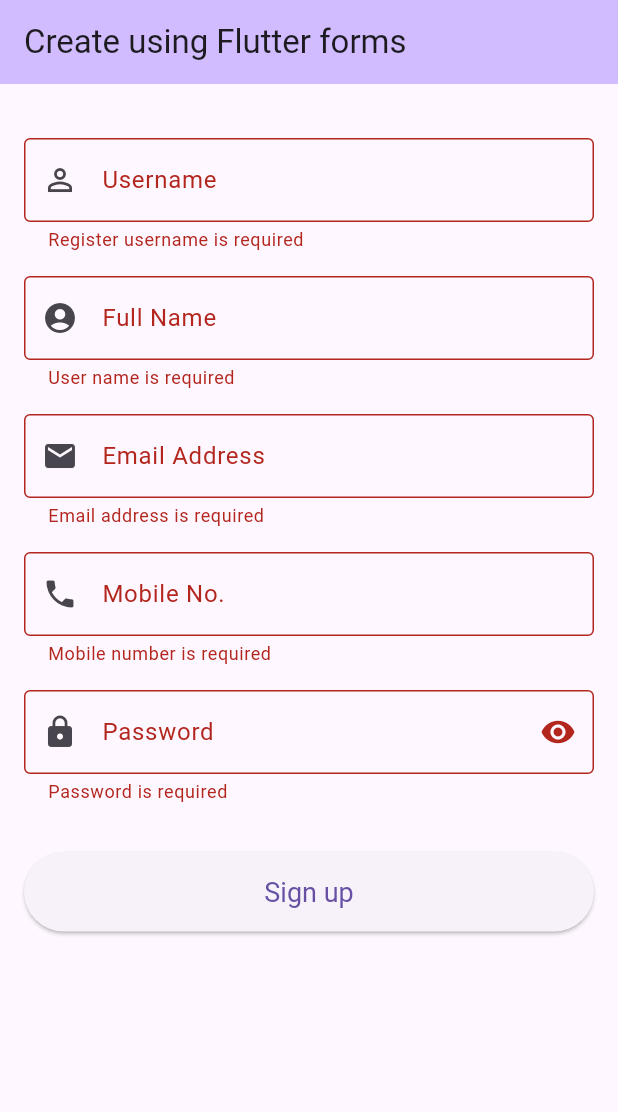
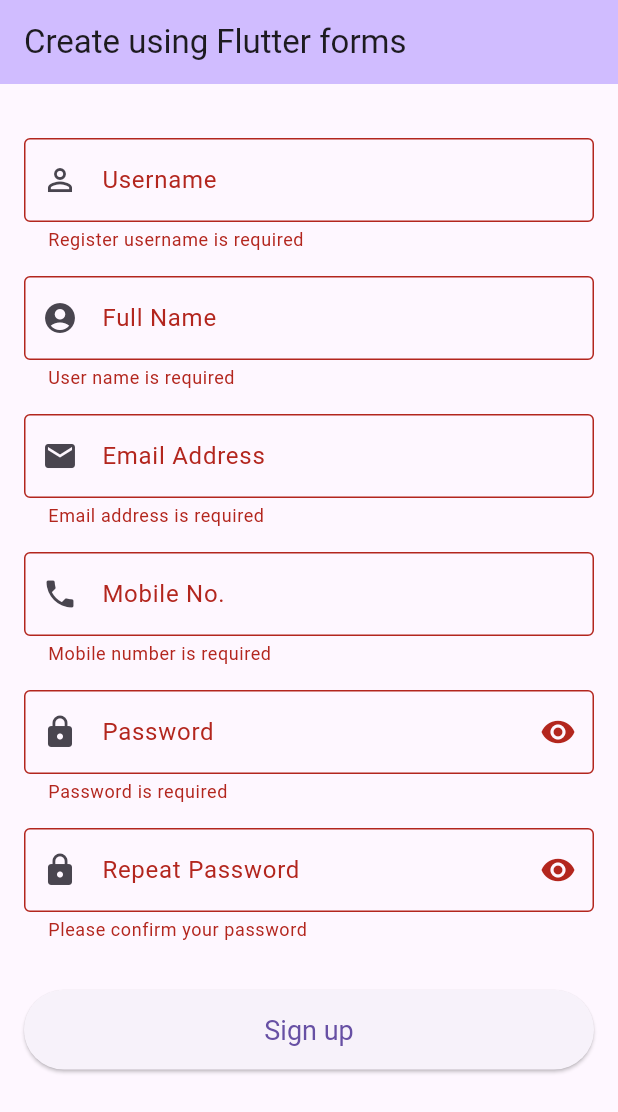
Before and after one commit to Neil-urk12/mobile-programming, a Flutter app: the screen it shows after launch, after a tap on "Sign up", on a phone screen of 412 x 824 dp. Shown: the top 1112 px of the screen. Run offline on Flutter 3.47's test engine with Material 3 defaults, Android fonts, the phone set to English and light mode, and no system bars.

Commit message:
feat: add repeat password field with real-time validation to registration form
- added repeat password text field with confirmation validation
- implement listeners for live password matching validation with ui
- add password match indicator that shows checkmark when passwords match
- clear repeat password field on submission and deispose it

```diff
--- a/lib/main.dart
+++ b/lib/main.dart
@@ -29,9 +29,11 @@ class _RegistrationFormState extends State<RegistrationForm> {
   final TextEditingController _emailController = TextEditingController();
   final TextEditingController _mobileController = TextEditingController();
   final TextEditingController _passwordController = TextEditingController();
+  final TextEditingController _repeatPasswordController = TextEditingController();
 
   bool _isLoading = false;
   bool _obscurePassword = true;
+  bool _passwordsMatch = true;
 
   // Validation regex patterns
   static const String _usernamePattern = r'^[a-zA-Z0-9_-]{3,20}$';
@@ -85,8 +87,20 @@ class _RegistrationFormState extends State<RegistrationForm> {
     if (value == null || value.isEmpty) {
       return 'Password is required';
     }
+
     if (!RegExp(_passwordPattern).hasMatch(value)) {
       return 'Password must be at least 8 characters with uppercase, lowercase, digit, and special character';
+    }
+    return null;
+  }
+
+  String? _validateRepeatPassword(String? value) {
+    if (value == null || value.isEmpty) {
+      return 'Please confirm your password';
+    }
+
+    if (value != _passwordController.text) {
+      return 'Passwords do not match';
     }
     return null;
   }
@@ -120,10 +134,28 @@ class _RegistrationFormState extends State<RegistrationForm> {
       _emailController.clear();
       _mobileController.clear();
       _passwordController.clear();
+      _repeatPasswordController.clear();
 
       // Reset form validation state to clear any error messages
       _formKey.currentState!.reset();
     }
+  }
+
+  @override
+  void initState() {
+    super.initState();
+
+    // Add listeners for real-time password matching validation
+    _passwordController.addListener(_checkPasswordMatch);
+    _repeatPasswordController.addListener(_checkPasswordMatch);
+  }
+
+  void _checkPasswordMatch() {
+    setState(() {
+      _passwordsMatch = _passwordController.text == _repeatPasswordController.text &&
+                       _passwordController.text.isNotEmpty &&
+                       _repeatPasswordController.text.isNotEmpty;
+    });
   }
 
   @override
@@ -133,6 +165,7 @@ class _RegistrationFormState extends State<RegistrationForm> {
     _emailController.dispose();
     _mobileController.dispose();
     _passwordController.dispose();
+    _repeatPasswordController.dispose();
     super.dispose();
   }
 
@@ -239,6 +272,46 @@ class _RegistrationFormState extends State<RegistrationForm> {
                 autovalidateMode: AutovalidateMode.onUserInteraction,
                 onFieldSubmitted: (_) => _submitForm(),
               ),
+              const SizedBox(height: 16),
+
+              TextFormField(
+                controller: _repeatPasswordController,
+                decoration: InputDecoration(
+                  labelText: 'Repeat Password',
+                  hintText: 'Repeat your password',
+                  prefixIcon: Icon(Icons.lock),
+                  suffixIcon: Row(
+                    mainAxisSize: MainAxisSize.min,
+                    children: [
+                      IconButton(
+                        icon: Icon(
+                          _obscurePassword ? Icons.visibility : Icons.visibility_off,
+                        ),
+                        onPressed: () {
+                          setState(() {
+                            _obscurePassword = !_obscurePassword;
+                          });
+                        },
+                      ),
+                      if (_repeatPasswordController.text.isNotEmpty)
+                        Container(
+                          margin: const EdgeInsets.only(right: 8),
+                          child: Icon(
+                            _passwordsMatch ? Icons.check_circle : Icons.error,
+                            color: _passwordsMatch ? Colors.green : Colors.red,
+                            size: 20,
+                          ),
+                        ),
+                    ],
+                  ),
+                  border: OutlineInputBorder(),
+                ),
+                obscureText: _obscurePassword,
+                textInputAction: TextInputAction.done,
+                validator: _validateRepeatPassword,
+                autovalidateMode: AutovalidateMode.onUserInteraction,
+                onFieldSubmitted: (_) => _submitForm(),
+              ),
               const SizedBox(height: 32),
 
               // Submit Button
```
